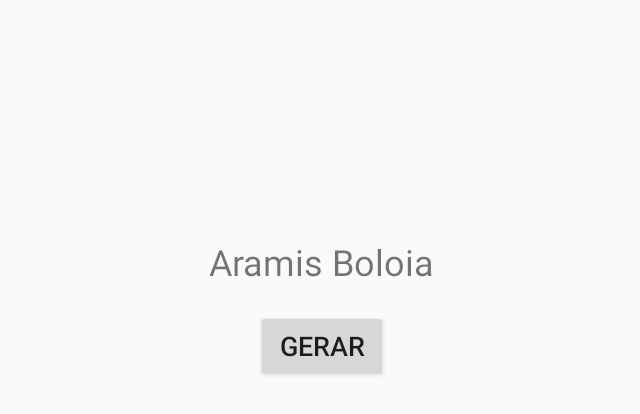
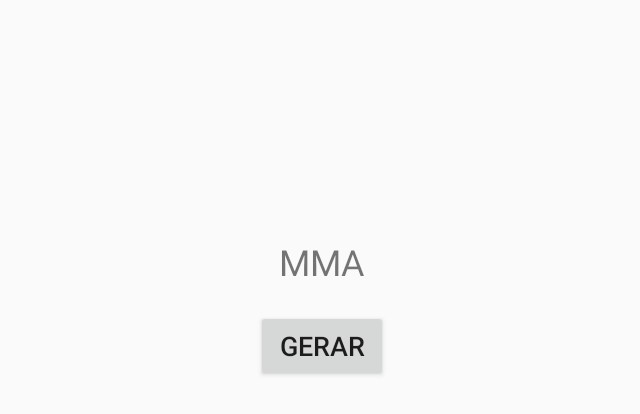
Before and after one commit to WilliamJonathan/micomimica, an Android app: the MainActivity screen opened directly, with no data from a screen before it, after a tap on "GERAR", on a phone screen of 824 x 412 dp (held sideways). Shown: the top 414 px of the screen, without its empty margins (296-936 px from the left). Run offline under Robolectric (Android 15) with nearby library versions, the phone set to English and light mode, and no system bars.

Commit message:
Jonathan William

```diff
--- a/app/src/main/java/com/jtly/micomimica/activity/MainActivity.java
+++ b/app/src/main/java/com/jtly/micomimica/activity/MainActivity.java
@@ -15,6 +15,7 @@ public class MainActivity extends AppCompatActivity {
 
     private TextView palavrarandom;
     private Button gerar;
+    private int palavra;
 
     @Override
     protected void onCreate(Bundle savedInstanceState) {
@@ -25,15 +26,63 @@ public class MainActivity extends AppCompatActivity {
 
     }
 
-    public void gerarPalavra(View view){
-
-        String[] palavras = {
-                "Sapato","Calça", "Bombeiro", "Brasil",
-                "Parana", "Sexo", "Mauricio Boloia", "Aramis Boloia",
-                "mauricio me traz um balde"
+    public void gerarPalavraRandomica(){
+        String[] profissao = {
+                "Advogado","Bancario", "Desenvolvedor", "Atendente de Telemarketing",
+                "Cantor", "Ator", "Jogardor de futebol", "Professor",
+                "Motorista", "balconista", "Frentista"
         };
 
-        int numero = new Random().nextInt(palavras.length);
-        palavrarandom.setText(palavras[numero]);
+        String[] esporte = {
+                "Futebol", "Golf", "Natação", "Maratonismo",
+                "Automobilismo", "Ciclismo", "Crossfit", "MMA",
+                "Baseball"
+        };
+
+        String[] filme = {
+                "Lagoa azul", "Titanic", "Vingadores", "Esterminador do futuro",
+                "A mulher de preto", "Anabelle", "Godzilla", "Velozes e furiosos",
+                "Bastardos inglórios"
+        };
+
+        String[] objeto = {
+                "Faca", "Tesoura", "Balde de flor", "Garrafa de agua",
+                "Caneta", "Celular", "Mochila", "Poutrona",
+                "Agulha"
+        };
+
+        String[] animal = {
+                "Cavalo", "Leão", "Cachorro", "Coelho",
+                "Canguru", "Coala", "Zebra", "Ornitorrinco",
+                "Baleia Azul"
+        };
+
+        String[][] numRandom = {profissao, esporte, filme, objeto, animal};
+
+        int categoria = new Random().nextInt(numRandom.length);
+
+        switch (categoria){
+            case 0:
+                palavra = new Random().nextInt(profissao.length);
+                break;
+            case 1:
+                palavra = new Random().nextInt(esporte.length);
+                break;
+            case 2:
+                palavra = new Random().nextInt(filme.length);
+                break;
+            case 3:
+                palavra = new Random().nextInt(objeto.length);
+                break;
+            case 4:
+                palavra = new Random().nextInt(animal.length);
+                break;
+        }
+
+        palavrarandom.setText(numRandom[categoria][palavra]);
+    }
+
+    public void gerarPalavra(View view){
+        gerarPalavraRandomica();
     }
 }
```
